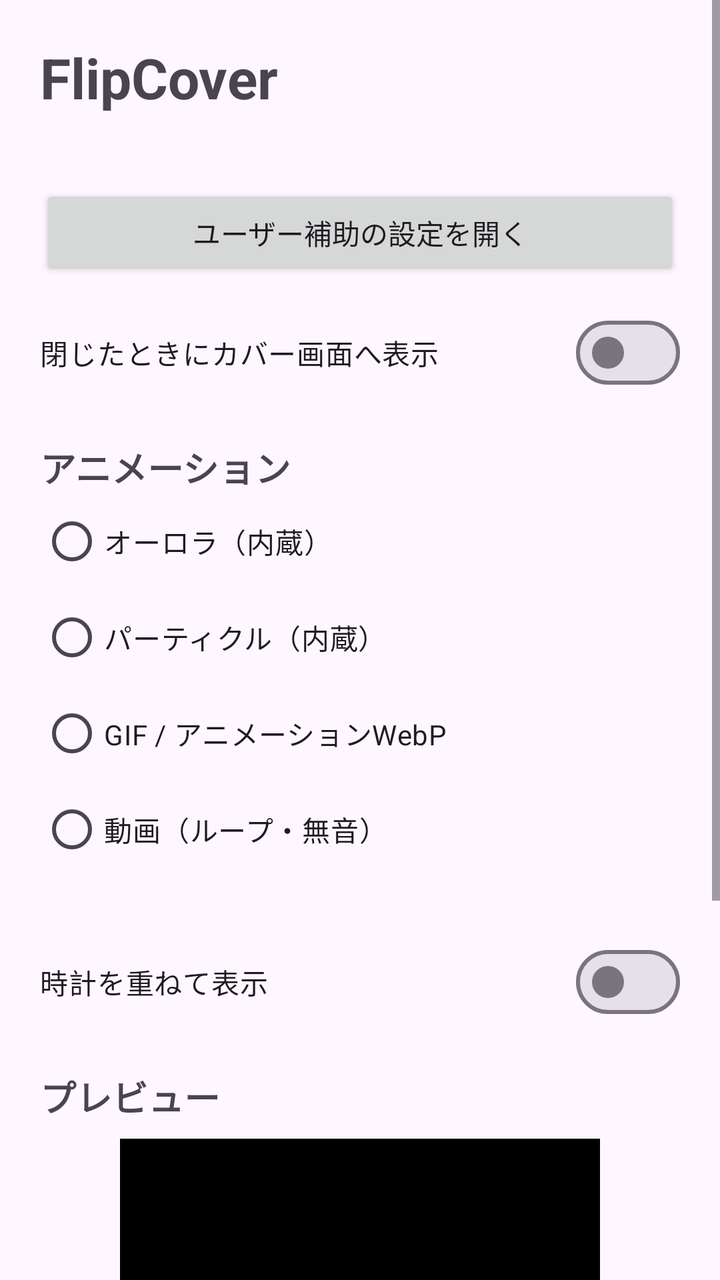
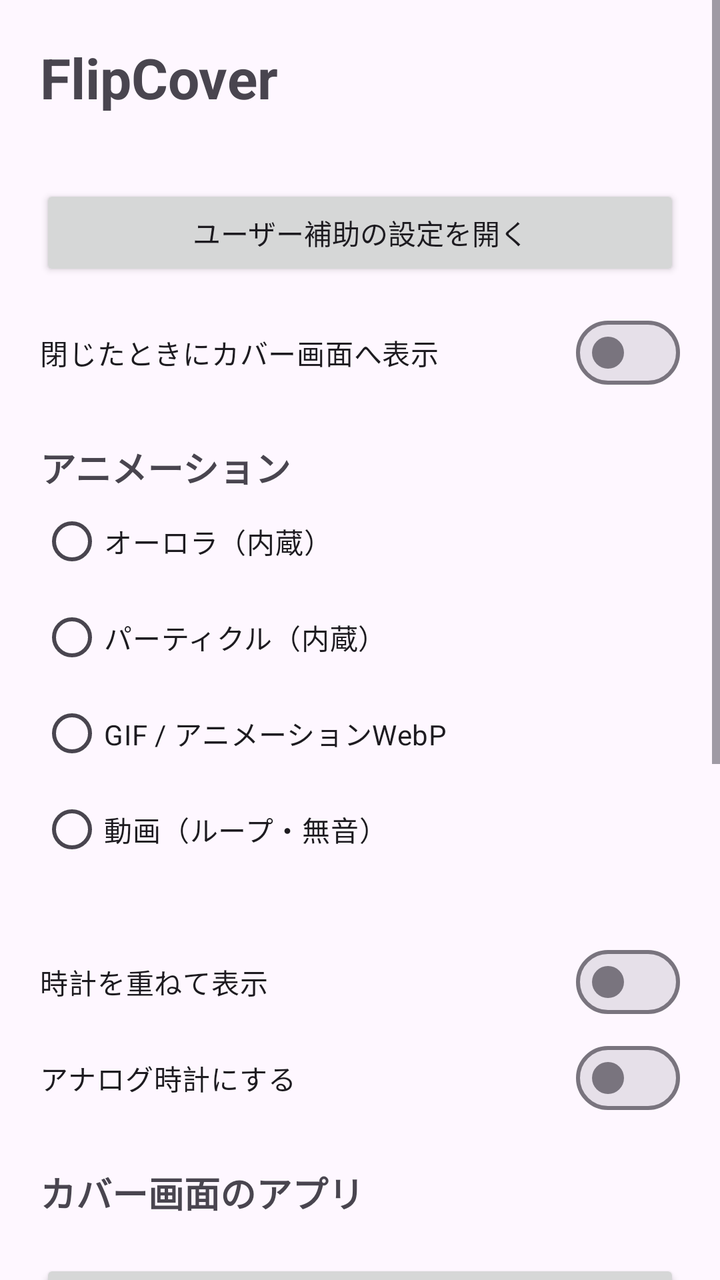

Compare the two renders of this Android layout. The source of the first and the diff that turns it into the second are given below.
<!-- AndroidManifest.xml: application theme Theme.FlipCover -->
<!-- res/layout/activity_main.xml -->
<?xml version="1.0" encoding="utf-8"?>
<ScrollView xmlns:android="http://schemas.android.com/apk/res/android"
    android:layout_width="match_parent"
    android:layout_height="match_parent"
    android:fitsSystemWindows="true">

    <LinearLayout
        android:layout_width="match_parent"
        android:layout_height="wrap_content"
        android:orientation="vertical"
        android:padding="20dp">

        <TextView
            android:layout_width="wrap_content"
            android:layout_height="wrap_content"
            android:text="@string/app_name"
            android:textSize="28sp"
            android:textStyle="bold" />

        <TextView
            android:id="@+id/serviceStatus"
            android:layout_width="wrap_content"
            android:layout_height="wrap_content"
            android:layout_marginTop="8dp" />

        <Button
            android:id="@+id/openAccessibility"
            android:layout_width="match_parent"
            android:layout_height="wrap_content"
            android:layout_marginTop="8dp"
            android:text="ユーザー補助の設定を開く" />

        <com.google.android.material.materialswitch.MaterialSwitch
            android:id="@+id/enabledSwitch"
            android:layout_width="match_parent"
            android:layout_height="wrap_content"
            android:layout_marginTop="12dp"
            android:text="閉じたときにカバー画面へ表示" />

        <TextView
            android:layout_width="wrap_content"
            android:layout_height="wrap_content"
            android:layout_marginTop="20dp"
            android:text="アニメーション"
            android:textSize="18sp"
            android:textStyle="bold" />

        <RadioGroup
            android:id="@+id/modeGroup"
            android:layout_width="match_parent"
            android:layout_height="wrap_content">

            <RadioButton android:id="@+id/modeAurora" android:layout_width="wrap_content"
                android:layout_height="wrap_content" android:text="オーロラ（内蔵）" />
            <RadioButton android:id="@+id/modeParticles" android:layout_width="wrap_content"
                android:layout_height="wrap_content" android:text="パーティクル（内蔵）" />
            <RadioButton android:id="@+id/modeGif" android:layout_width="wrap_content"
                android:layout_height="wrap_content" android:text="GIF / アニメーションWebP" />
            <RadioButton android:id="@+id/modeVideo" android:layout_width="wrap_content"
                android:layout_height="wrap_content" android:text="動画（ループ・無音）" />
        </RadioGroup>

        <TextView
            android:id="@+id/mediaLabel"
            android:layout_width="wrap_content"
            android:layout_height="wrap_content"
            android:textSize="12sp" />

        <com.google.android.material.materialswitch.MaterialSwitch
            android:id="@+id/clockSwitch"
            android:layout_width="match_parent"
            android:layout_height="wrap_content"
            android:layout_marginTop="12dp"
            android:text="時計を重ねて表示" />

        <TextView
            android:layout_width="wrap_content"
            android:layout_height="wrap_content"
            android:layout_marginTop="20dp"
            android:text="プレビュー"
            android:textSize="18sp"
            android:textStyle="bold" />

        
        <FrameLayout
            android:id="@+id/preview"
            android:layout_width="240dp"
            android:layout_height="265dp"
            android:layout_gravity="center_horizontal"
            android:layout_marginTop="8dp"
            android:background="#000000" />

        <TextView
            android:layout_width="wrap_content"
            android:layout_height="wrap_content"
            android:layout_marginTop="20dp"
            android:text="ディスプレイ情報（デバッグ用）"
            android:textStyle="bold" />

        <TextView
            android:id="@+id/displayInfo"
            android:layout_width="wrap_content"
            android:layout_height="wrap_content"
            android:fontFamily="monospace"
            android:textSize="11sp" />
    </LinearLayout>
</ScrollView>
<!-- resources referenced by this layout -->
<resources>
  <string name="app_name">FlipCover</string>
  <style name="Theme.FlipCover" parent="Theme.Material3.DayNight.NoActionBar" />
</resources>

<!-- the commit's change to res/layout/activity_main.xml (unified diff, before → after) -->
@@ -73,6 +73,33 @@
             android:layout_marginTop="12dp"
             android:text="時計を重ねて表示" />
 
+        <com.google.android.material.materialswitch.MaterialSwitch
+            android:id="@+id/analogSwitch"
+            android:layout_width="match_parent"
+            android:layout_height="wrap_content"
+            android:text="アナログ時計にする" />
+
+        <TextView
+            android:layout_width="wrap_content"
+            android:layout_height="wrap_content"
+            android:layout_marginTop="20dp"
+            android:text="カバー画面のアプリ"
+            android:textSize="18sp"
+            android:textStyle="bold" />
+
+        <TextView
+            android:id="@+id/appsLabel"
+            android:layout_width="wrap_content"
+            android:layout_height="wrap_content"
+            android:textSize="12sp" />
+
+        <Button
+            android:id="@+id/pickApps"
+            android:layout_width="match_parent"
+            android:layout_height="wrap_content"
+            android:layout_marginTop="4dp"
+            android:text="アプリを選ぶ" />
+
         <TextView
             android:layout_width="wrap_content"
             android:layout_height="wrap_content"
